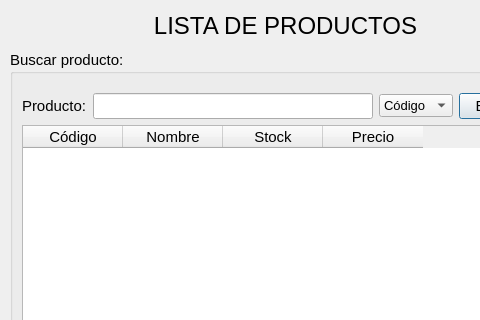
Above: ui/lista_productos.ui from nashvent/libreria before the change; both pictures show x 0 to 480 and y 0 to 320 of the 563 by 568 pixel window. Below: the same form after it.
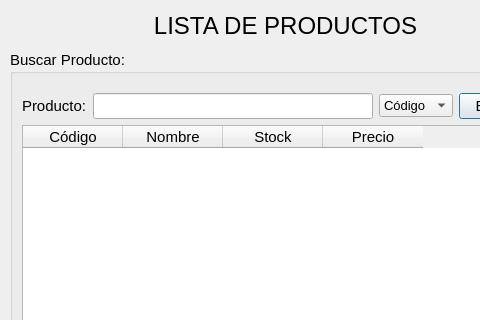
That is the form after the change. Icons and pictures are not drawn.

```diff
--- a/ui/lista_productos.ui
+++ b/ui/lista_productos.ui
@@ -49,7 +49,7 @@
     </font>
    </property>
    <property name="title">
-    <string>Buscar producto:</string>
+    <string>Buscar Producto:</string>
    </property>
    <layout class="QVBoxLayout" name="verticalLayout">
     <item>
```
Left out of the diff: 8 changed lines with no effect on the pictures.
